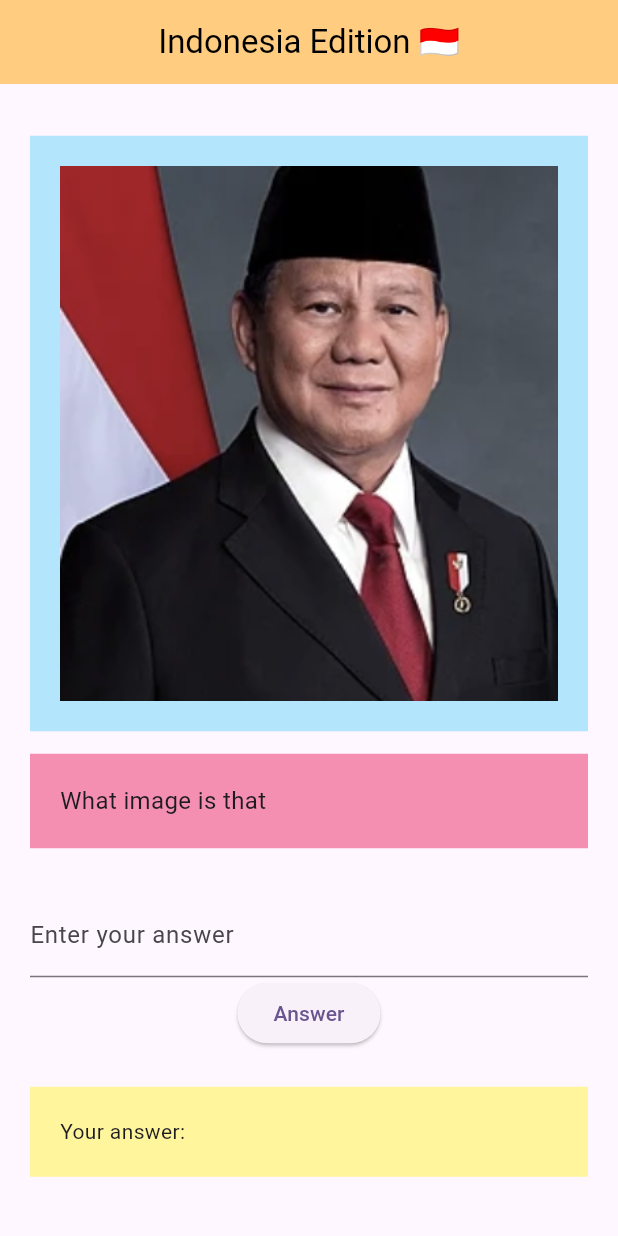
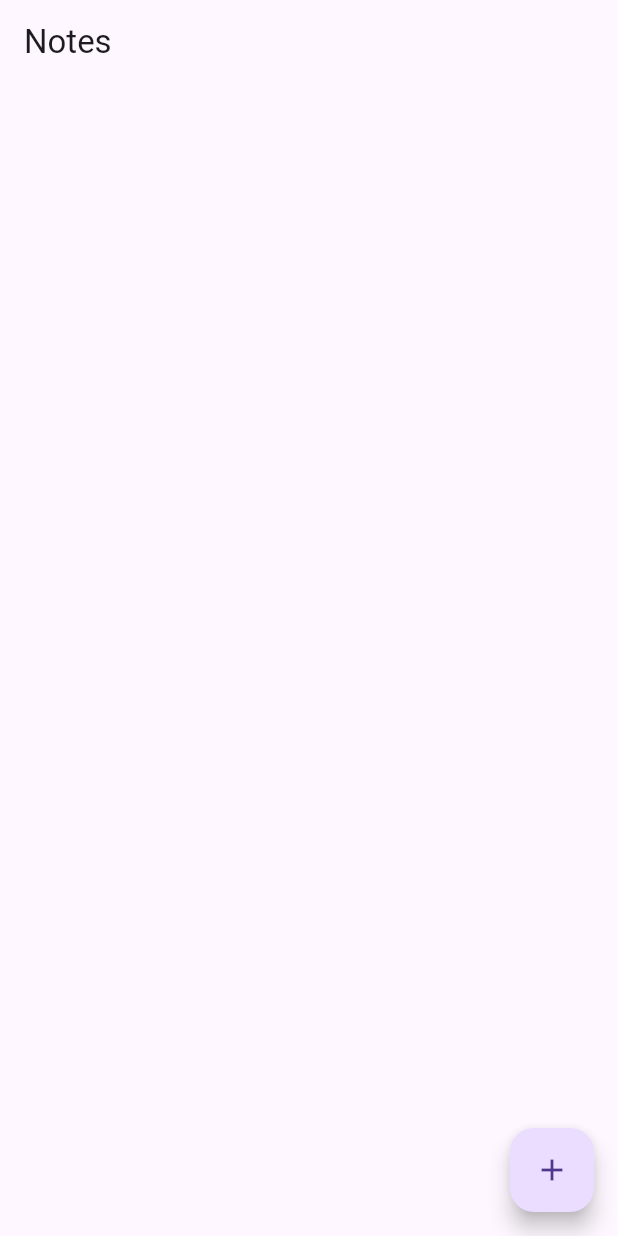
Before and after one commit to qyqystilllearning/ppb_fp_qyqy, a Flutter app: the screen it shows after launch, on a phone screen of 412 x 824 dp. Run offline on Flutter 3.47's test engine with Material 3 defaults, Android fonts, the phone set to English and light mode, and no system bars; our stand-ins replace isar; accounts and stored records are empty; generated files the repository leaves out were written again.

Commit message:
CRUD LOCAL DATABASE

```diff
--- a/lib/main.dart
+++ b/lib/main.dart
@@ -1,8 +1,21 @@
+import 'package:ppb_fp/models/note_database.dart';
+import 'package:ppb_fp/pages/notes_page.dart';
+import 'package:provider/provider.dart';
 import 'package:flutter/material.dart';
 
-void main() {
-  runApp(const MyApp());
+
+void main() async {
+  WidgetsFlutterBinding.ensureInitialized();
+  await NoteDatabase.initialize();
+
+  runApp(
+    ChangeNotifierProvider(
+      create: (context) => NoteDatabase(),
+      child: const MyApp(),
+    )
+  );
 }
+
 
 class MyApp extends StatelessWidget {
   const MyApp({super.key});
@@ -10,175 +23,171 @@
   // This widget is the root of your application.
   @override
   Widget build(BuildContext context) {
-    return MaterialApp(
-      title: 'Flutter Demo',
-      theme: ThemeData(
-        colorScheme: ColorScheme.fromSeed(seedColor: Colors.deepPurple),
-        useMaterial3: true,
-      ),
-      home: const RowColumnPage(),
+    return const MaterialApp(
+      debugShowCheckedModeBanner: false,
+      home: NotesPage()
     );
   }
 }
 
-class RowColumnPage extends StatelessWidget {
-  const RowColumnPage({Key? key}) : super(key: key);
-
-  @override
-  Widget build(BuildContext context) {
-    MediaQueryData mediaQueryData = MediaQuery.of(context);
-    double screenWidth = mediaQueryData.size.width;
-    double screenHeight = mediaQueryData.size.height;
-    return Scaffold(
-      appBar: AppBar(
-        title: const Text(
-          'Indonesia Edition 🇮🇩',
-          style: TextStyle(color: Colors.black),
-        ),
-        backgroundColor: Colors.orange[200],
-        centerTitle: true,
-      ),
-      body: Column(
-        crossAxisAlignment: CrossAxisAlignment.center,
-        mainAxisAlignment: MainAxisAlignment.center,
-        children: <Widget>[
-          Container(
-            child: AspectRatio(
-              aspectRatio: 1.0,
-              child: Container(
-                width: MediaQuery.of(context).size.width,
-                margin: EdgeInsets.fromLTRB(20.0, 5.0, 20.0, 10.0),
-                padding: EdgeInsets.all(20.0),
-                color: Colors.lightBlue[100],
-                child: Center(
-                  child: Image.asset(
-                    'assets/prabowo.png',
-                    fit: BoxFit.cover,
-                    width: 500,
-                  ),
-                ),
-              ),
-            ),
-          ),
-          Container(
-            width: MediaQuery.of(context).size.width,
-            margin: EdgeInsets.fromLTRB(20.0, 5.0, 20.0, 10.0),
-            padding: EdgeInsets.all(20.0),
-            color: Colors.pink[200],
-            child: Text('What image is that', style: TextStyle(fontSize: 16)),
-          ),
-          // Container(
-          //   width: MediaQuery.of(context).size.width,
-          //   color: Colors.yellow[200],
-          //   padding: EdgeInsets.all(20.0),
-          //   margin: EdgeInsets.fromLTRB(20.0, 5.0, 20.0, 5.0),
-          //   child: Row(
-          //     mainAxisAlignment: MainAxisAlignment.spaceEvenly,
-          //     crossAxisAlignment: CrossAxisAlignment.start,
-          //     children: <Widget>[
-          //       Column(children: [Icon(Icons.account_circle), Text("President")]),
-          //       Column(children: [Icon(Icons.flag), Text("Candidate")]),
-          //       Column(children: [Icon(Icons.groups_rounded), Text("Military")]),
-          //     ],
-          //   ),
-          // ),
-          // CounterCard(),
-          FormImage(),
-        ],
-      ),
-    );
-  }
-}
-
-// class CounterCard extends StatefulWidget {
-//   const CounterCard({super.key});
-
-//   @override
-//   State<CounterCard> createState() => _CounterCardState();
-// }
-
-// class _CounterCardState extends State<CounterCard> {
-//   int _counter = 0; // This is the state (data) that changes.
-
-//   void _incrementCounter() {
-//     setState(() {
-//       _counter++; // Update the state.
-//     });
-//   }
+// class RowColumnPage extends StatelessWidget {
+//   const RowColumnPage({Key? key}) : super(key: key);
 
 //   @override
 //   Widget build(BuildContext context) {
-//     return Container(
-//       margin: EdgeInsets.fromLTRB(20.0, 5.0, 20.0, 5.0),
-//       padding: EdgeInsets.all(20.0),
-//       width: MediaQuery.of(context).size.width,
-//       color: Colors.cyan[100],
-//       child: Row(
-//         mainAxisAlignment: MainAxisAlignment.spaceBetween,
-//         children: [
-//           Text("Proud Indonesian: $_counter", style: TextStyle(fontSize: 16)),
+//     MediaQueryData mediaQueryData = MediaQuery.of(context);
+//     double screenWidth = mediaQueryData.size.width;
+//     double screenHeight = mediaQueryData.size.height;
+//     return Scaffold(
+//       appBar: AppBar(
+//         title: const Text(
+//           'Indonesia Edition 🇮🇩',
+//           style: TextStyle(color: Colors.black),
+//         ),
+//         backgroundColor: Colors.orange[200],
+//         centerTitle: true,
+//       ),
+//       body: Column(
+//         crossAxisAlignment: CrossAxisAlignment.center,
+//         mainAxisAlignment: MainAxisAlignment.center,
+//         children: <Widget>[
 //           Container(
-//             color: Colors.cyan[200],
-//             padding: EdgeInsets.all(5.0),
-//             child: IconButton(
-//               onPressed: _incrementCounter,
-//               icon: Icon(Icons.add, color: Colors.black, size: 16),
+//             child: AspectRatio(
+//               aspectRatio: 1.0,
+//               child: Container(
+//                 width: MediaQuery.of(context).size.width,
+//                 margin: EdgeInsets.fromLTRB(20.0, 5.0, 20.0, 10.0),
+//                 padding: EdgeInsets.all(20.0),
+//                 color: Colors.lightBlue[100],
+//                 child: Center(
+//                   child: Image.asset(
+//                     'assets/prabowo.png',
+//                     fit: BoxFit.cover,
+//                     width: 500,
+//                   ),
+//                 ),
+//               ),
 //             ),
 //           ),
+//           Container(
+//             width: MediaQuery.of(context).size.width,
+//             margin: EdgeInsets.fromLTRB(20.0, 5.0, 20.0, 10.0),
+//             padding: EdgeInsets.all(20.0),
+//             color: Colors.pink[200],
+//             child: Text('What image is that', style: TextStyle(fontSize: 16)),
+//           ),
+//           // Container(
+//           //   width: MediaQuery.of(context).size.width,
+//           //   color: Colors.yellow[200],
+//           //   padding: EdgeInsets.all(20.0),
+//           //   margin: EdgeInsets.fromLTRB(20.0, 5.0, 20.0, 5.0),
+//           //   child: Row(
+//           //     mainAxisAlignment: MainAxisAlignment.spaceEvenly,
+//           //     crossAxisAlignment: CrossAxisAlignment.start,
+//           //     children: <Widget>[
+//           //       Column(children: [Icon(Icons.account_circle), Text("President")]),
+//           //       Column(children: [Icon(Icons.flag), Text("Candidate")]),
+//           //       Column(children: [Icon(Icons.groups_rounded), Text("Military")]),
+//           //     ],
+//           //   ),
+//           // ),
+//           // CounterCard(),
+//           FormImage(),
 //         ],
 //       ),
 //     );
 //   }
 // }
 
-class FormImage extends StatefulWidget {
-  const FormImage({super.key});
+// // class CounterCard extends StatefulWidget {
+// //   const CounterCard({super.key});
 
-  @override
-  State<FormImage> createState() => _FormImageState();
-}
+// //   @override
+// //   State<CounterCard> createState() => _CounterCardState();
+// // }
 
-class _FormImageState extends State<FormImage> {
-  final _formKey = GlobalKey<FormState>();
-  String _answer = '';
-  @override
-  Widget build(BuildContext context) {
-    return Container(
-        child: Column(
-          children: [
-            Padding(
-              padding: const EdgeInsets.all(20.0),
-              child: Form(
-                key: _formKey,
-                child: Column(
-                  children: [
-                    TextFormField(
-                      decoration: InputDecoration(label: Text("Enter your answer")),
-                      validator: (value) => value!.isEmpty ? 'Please answer' : null,
-                      onSaved: (value) => setState(() {
-                        _answer = value!;
-                      }),
-                    ),
-                    ElevatedButton(onPressed: () {
-                      if (_formKey.currentState!.validate()) {
-                        _formKey.currentState!.save();
-                        _formKey.currentState!.reset();
-                      }
+// // class _CounterCardState extends State<CounterCard> {
+// //   int _counter = 0; // This is the state (data) that changes.
 
-                    }, child: Text("Answer"))
-                  ],
-                ),
-              ),
-            ),
-            Container(
-                width: MediaQuery.of(context).size.width,
-                margin: EdgeInsets.fromLTRB(20.0, 5.0, 20.0, 10.0),
-                padding: EdgeInsets.all(20.0),
-                color: Colors.yellow[200],
-                child: Text("Your answer: $_answer"))
+// //   void _incrementCounter() {
+// //     setState(() {
+// //       _counter++; // Update the state.
+// //     });
+// //   }
 
-          ],
-        )
-    );
-  }
-}
+// //   @override
+// //   Widget build(BuildContext context) {
+// //     return Container(
+// //       margin: EdgeInsets.fromLTRB(20.0, 5.0, 20.0, 5.0),
+// //       padding: EdgeInsets.all(20.0),
+// //       width: MediaQuery.of(context).size.width,
+// //       color: Colors.cyan[100],
+// //       child: Row(
+// //         mainAxisAlignment: MainAxisAlignment.spaceBetween,
+// //         children: [
+// //           Text("Proud Indonesian: $_counter", style: TextStyle(fontSize: 16)),
+// //           Container(
+// //             color: Colors.cyan[200],
+// //             padding: EdgeInsets.all(5.0),
+// //             child: IconButton(
+// //               onPressed: _incrementCounter,
+// //               icon: Icon(Icons.add, color: Colors.black, size: 16),
+// //             ),
+// //           ),
+// //         ],
+// //       ),
+// //     );
+// //   }
+// // }
+
+// class FormImage extends StatefulWidget {
+//   const FormImage({super.key});
+
+//   @override
+//   State<FormImage> createState() => _FormImageState();
+// }
+
+// class _FormImageState extends State<FormImage> {
+//   final _formKey = GlobalKey<FormState>();
+//   String _answer = '';
+//   @override
+//   Widget build(BuildContext context) {
+//     return Container(
+//         child: Column(
+//           children: [
+//             Padding(
+//               padding: const EdgeInsets.all(20.0),
+//               child: Form(
+//                 key: _formKey,
+//                 child: Column(
+//                   children: [
+//                     TextFormField(
+//                       decoration: InputDecoration(label: Text("Enter your answer")),
+//                       validator: (value) => value!.isEmpty ? 'Please answer' : null,
+//                       onSaved: (value) => setState(() {
+//                         _answer = value!;
+//                       }),
+//                     ),
+//                     ElevatedButton(onPressed: () {
+//                       if (_formKey.currentState!.validate()) {
+//                         _formKey.currentState!.save();
+//                         _formKey.currentState!.reset();
+//                       }
+
+//                     }, child: Text("Answer"))
+//                   ],
+//                 ),
+//               ),
+//             ),
+//             Container(
+//                 width: MediaQuery.of(context).size.width,
+//                 margin: EdgeInsets.fromLTRB(20.0, 5.0, 20.0, 10.0),
+//                 padding: EdgeInsets.all(20.0),
+//                 color: Colors.yellow[200],
+//                 child: Text("Your answer: $_answer"))
+
+//           ],
+//         )
+//     );
+//   }
+// }
--- /dev/null
+++ b/lib/models/note.dart
@@ -0,0 +1,12 @@
+// models/note.dart
+import 'package:isar/isar.dart';
+
+// this line is needed to generate file
+// then run dart run build_runner build
+part 'note.g.dart';
+
+@Collection()
+class Note {
+  Id id = Isar.autoIncrement;
+  late String text;
+}
--- /dev/null
+++ b/lib/models/note_database.dart
@@ -0,0 +1,63 @@
+// models/note_database.dart
+import 'package:ppb_fp/models/note.dart';
+import 'package:flutter/cupertino.dart';
+import 'package:isar/isar.dart';
+import 'package:path_provider/path_provider.dart';
+import 'dart:io';
+
+class NoteDatabase extends ChangeNotifier{
+  static late Isar isar;
+
+      // INIT
+  static Future<void> initialize() async {
+    if (Platform.isAndroid) { // Check if it's Android
+      final dir = await getApplicationDocumentsDirectory();
+      isar = await Isar.open([NoteSchema], directory: dir.path);
+    } else {
+      // Handle other platforms or provide a default directory
+      final dir = getTemporaryDirectory(); // Example for other platforms
+      isar = await Isar.open([NoteSchema], directory: (await dir).path);
+    }
+  }
+
+
+  // list
+  final List<Note> currentNotes = [];
+
+    // create
+  Future<void> addNote(String textFromUser) async {
+    // create a new object
+    final newNote = Note()..text = textFromUser;
+
+    // save to db
+    await isar.writeTxn(() => isar.notes.put(newNote));
+
+    // re-read from db
+    fetchNotes();
+  }
+
+    // read
+  Future<void> fetchNotes() async {
+    List<Note> fetchedNotes = await isar.notes.where().findAll();
+    currentNotes.clear();
+    currentNotes.addAll(fetchedNotes);
+    notifyListeners();
+  }
+
+    // update
+  Future<void> updateNote(int id, String newText) async {
+    final existingNote = await isar.notes.get(id);
+    if (existingNote != null) {
+      existingNote.text = newText;
+      await isar.writeTxn(() => isar.notes.put(existingNote));
+      await fetchNotes();
+    }
+  }
+
+    // delete
+  Future<void> deleteNote(int id) async {
+    await isar.writeTxn(() => isar.notes.delete(id));
+    await fetchNotes();
+  }
+
+}
--- /dev/null
+++ b/lib/pages/notes_page.dart
@@ -0,0 +1,125 @@
+// pages/notes_page.dart
+
+import 'package:ppb_fp/models/note.dart';
+import 'package:ppb_fp/models/note_database.dart';
+import 'package:flutter/material.dart';
+import 'package:provider/provider.dart';
+
+class NotesPage extends StatefulWidget {
+  const NotesPage({super.key});
+
+  @override
+  State<NotesPage> createState() => _NotesPageState();
+}
+
+class _NotesPageState extends State<NotesPage> {
+  // text controller to access what the user typed
+  final textController = TextEditingController();
+
+  @override
+  void initState() {
+    super.initState();
+    readNotes();
+  }
+
+  // create a note
+  void createNote() {
+    showDialog(
+      context: context,
+      builder: (context) => AlertDialog(
+        content: TextField(
+          controller: textController,
+        ),
+        actions: [
+          MaterialButton(
+            onPressed: () {
+              // add to db
+              context.read<NoteDatabase>().addNote(textController.text);
+
+              // clear controller
+              textController.clear();
+
+              Navigator.pop(context);
+            },
+            child: const Text("Create"),
+          )
+        ],
+      ),
+    );
+  }
+
+  // read notes
+  void readNotes() {
+    context.read<NoteDatabase>().fetchNotes(); // Use read instead of watch
+  }
+
+  // update a note
+  void updateNote(Note note) {
+    textController.text = note.text;
+    showDialog(
+        context: context,
+        builder: (context) => AlertDialog(
+          title: Text("Update Note"),
+          content: TextField(controller: textController),
+          actions: [
+            MaterialButton(
+                onPressed: () {
+                  context
+                      .read<NoteDatabase>()
+                      .updateNote(note.id, textController.text);
+                  // clear controller
+                  textController.clear();
+
+                  Navigator.pop(context);
+                },
+                child: const Text("Update"))
+          ],
+        ));
+  }
+
+  // delete a note
+  void deleteNote(int id) {
+    context.read<NoteDatabase>().deleteNote(id);
+  }
+
+  @override
+  Widget build(BuildContext context) {
+    // note database
+    final noteDatabase = context.watch<NoteDatabase>();
+
+    // current notes
+    List<Note> currentNotes = noteDatabase.currentNotes;
+
+    return Scaffold(
+        appBar: AppBar(title: const Text('Notes')),
+        floatingActionButton: FloatingActionButton(
+          onPressed: createNote,
+          child: const Icon(Icons.add),
+        ),
+        body: ListView.builder(
+          itemCount: currentNotes.length,
+          itemBuilder: (context, index) {
+            // get individual note
+            final note = currentNotes[index];
+
+            // list tile UI
+            return ListTile(
+              title: Text(note.text),
+              trailing: Row(
+                mainAxisSize: MainAxisSize.min,
+                children: [
+                  // edit button
+                  IconButton(
+                      onPressed: () => updateNote(note),
+                      icon: const Icon(Icons.edit)),
+                  // delete button
+                  IconButton(
+                      onPressed: () => deleteNote(note.id),
+                      icon: const Icon(Icons.delete))
+                ],
+              ),
+            );
+          },
+        ));
+  }
+}
--- a/pubspec.yaml
+++ b/pubspec.yaml
@@ -34,6 +34,10 @@
   # The following adds the Cupertino Icons font to your application.
   # Use with the CupertinoIcons class for iOS style icons.
   cupertino_icons: ^1.0.8
+  isar: ^3.1.0+1
+  isar_flutter_libs: ^3.1.0+1
+  path_provider: ^2.1.6
+  provider: ^6.1.5+1
 
 dev_dependencies:
   flutter_test:
@@ -45,6 +49,8 @@
   # package. See that file for information about deactivating specific lint
   # rules and activating additional ones.
   flutter_lints: ^6.0.0
+  isar_generator: ^3.1.0+1
+  build_runner: ^2.4.13
 
 # For information on the generic Dart part of this file, see the
 # following page: https://dart.dev/tools/pub/pubspec
```
Also changed, not shown: lib/models/note.g.dart (added), pubspec.lock, 6 other files.
